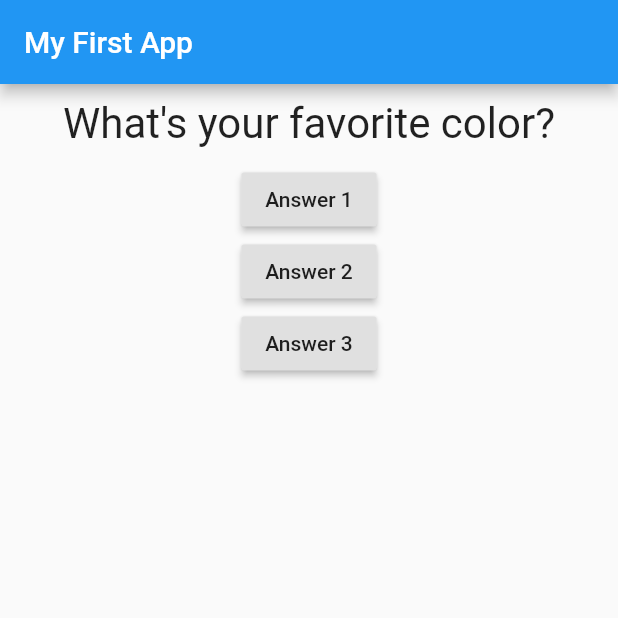
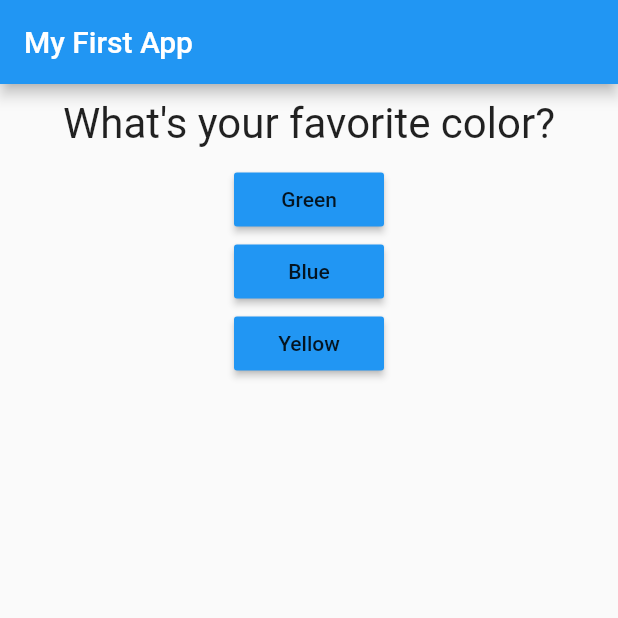
Before and after one commit to jls-github/first_flutter_project, a Flutter app: the screen it shows after launch, on a phone screen of 412 x 824 dp, the top half of it. Run offline on Flutter 3.47's test engine with Material 2 defaults, Android fonts, the phone set to English and light mode, and no system bars.

Commit message:
create answer.dart

```diff
--- /dev/null
+++ b/lib/answer.dart
@@ -0,0 +1,20 @@
+import 'package:flutter/material.dart';
+
+class Answer extends StatelessWidget {
+  final Function selectHandler;
+  final String answerText;
+
+  Answer(this.selectHandler, this.answerText);
+
+  @override
+  Widget build(BuildContext context) {
+    return Container(
+      width: 100,
+      child: RaisedButton(
+        color: Colors.blue,
+        child: Text(answerText),
+        onPressed: selectHandler,
+      ),
+    );
+  }
+}
--- a/lib/main.dart
+++ b/lib/main.dart
@@ -1,6 +1,7 @@
 import 'package:flutter/material.dart';
 
 import './question.dart';
+import './answer.dart';
 
 void main() => runApp(MyApp());
 
@@ -17,9 +18,19 @@ class _MyAppState extends State<MyApp> {
 
   @override
   Widget build(BuildContext context) {
-    var questions = [
-      "What's your favorite color?",
-      "What's your favorite animal?"
+    const questions = [
+      {
+        "questionText": "What's your favorite color?",
+        "answers": ["Green", "Blue", "Yellow"]
+      },
+      {
+        "questionText": "What's your favorite animal?",
+        "answers": ["Rabbit", "Snake", "Elephant", "Lion"]
+      },
+      {
+        "questionText": "Where do you live?",
+        "answers": ["USA", "Canada"]
+      }
     ];
     return MaterialApp(
       home: Scaffold(
@@ -28,19 +39,11 @@ class _MyAppState extends State<MyApp> {
         ),
         body: Column(
           children: <Widget>[
-            Question(questions[_questionIndex]),
-            RaisedButton(
-              child: Text('Answer 1'),
-              onPressed: _answerQuestion,
-            ),
-            RaisedButton(
-              child: Text('Answer 2'),
-              onPressed: _answerQuestion,
-            ),
-            RaisedButton(
-              child: Text('Answer 3'),
-              onPressed: _answerQuestion,
-            ),
+            Question(questions[_questionIndex]["questionText"]),
+            ...(questions[_questionIndex]["answers"] as List<String>)
+                .map((answer) {
+              return Answer(_answerQuestion, answer);
+            }),
           ],
         ),
       ),
```
